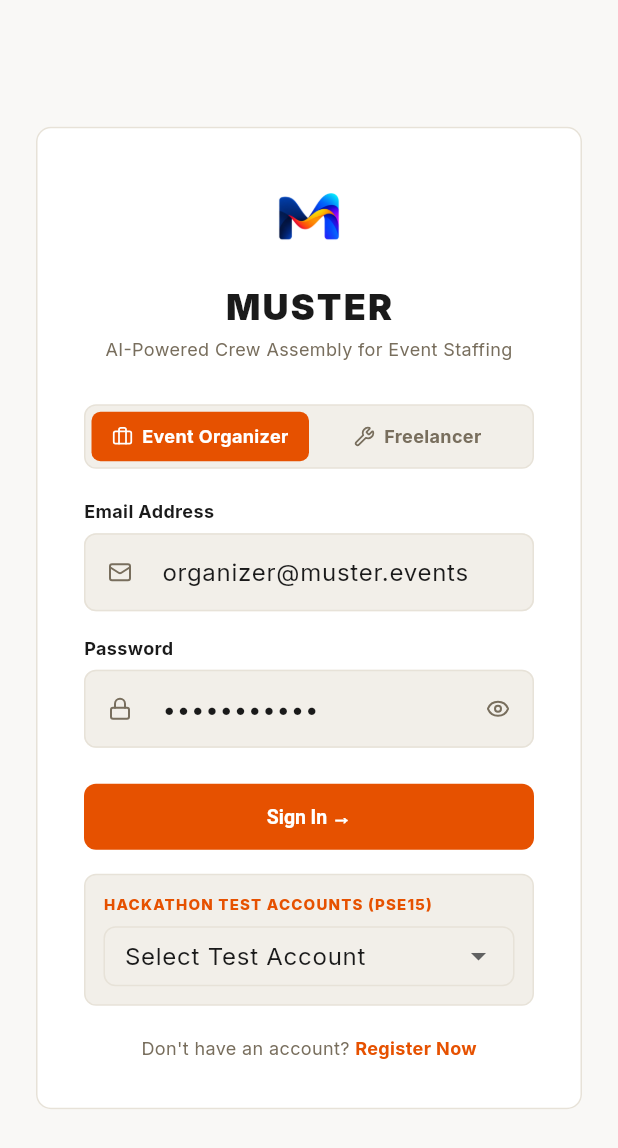
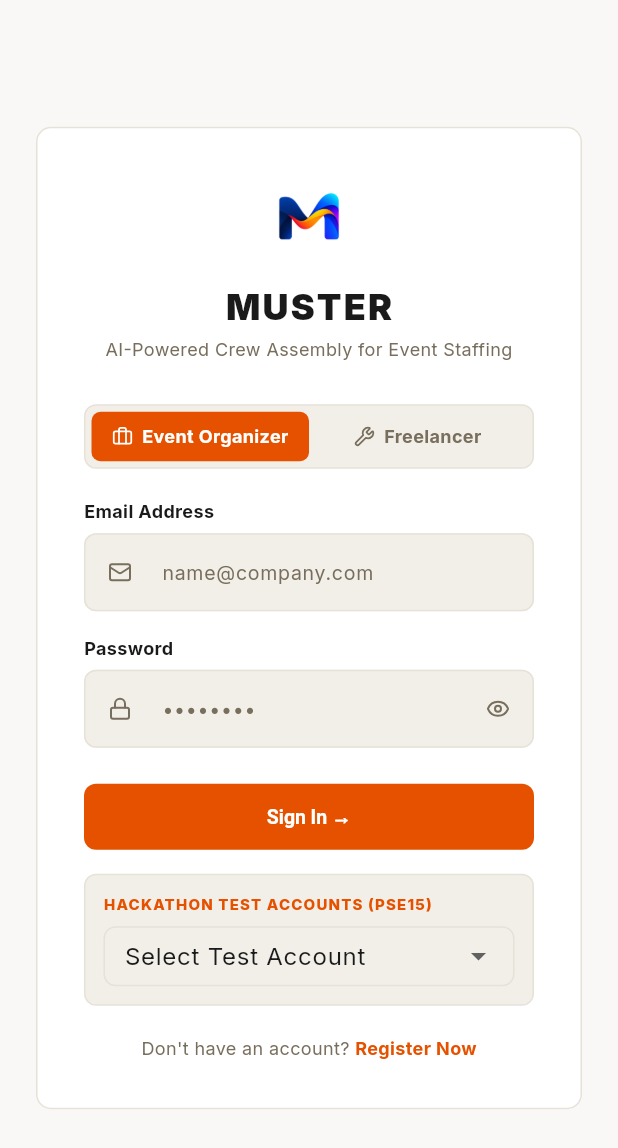
Before and after one commit to parikshitkurel/muster, a Flutter app: the screen it shows after launch, on a phone screen of 412 x 824 dp. Shown: the top 1148 px of the screen. Run offline on Flutter 3.47's test engine with Material 3 defaults, Android fonts, the phone set to English and light mode, and no system bars; our stand-ins replace flutter_riverpod, go_router, google_fonts, lucide_icons_flutter, supabase_flutter; accounts and stored records are empty.

Commit message:
feat(auth): remove pre-entered login credentials for manual typing or dropdown selection

```diff
--- a/lib/features/auth/presentation/login_screen.dart
+++ b/lib/features/auth/presentation/login_screen.dart
@@ -15,8 +15,8 @@
 
 class _LoginScreenState extends ConsumerState<LoginScreen> {
   final _formKey = GlobalKey<FormState>();
-  final _emailCtrl = TextEditingController(text: 'organizer@muster.events');
-  final _passwordCtrl = TextEditingController(text: 'password123');
+  final _emailCtrl = TextEditingController();
+  final _passwordCtrl = TextEditingController();
   UserRole _selectedRole = UserRole.organizer;
   bool _isPasswordVisible = false;
 
@@ -141,7 +141,6 @@
                               child: InkWell(
                                 onTap: () => setState(() {
                                   _selectedRole = UserRole.organizer;
-                                  _emailCtrl.text = 'organizer@muster.events';
                                 }),
                                 borderRadius: BorderRadius.circular(6),
                                 child: Container(
@@ -187,7 +186,6 @@
                               child: InkWell(
                                 onTap: () => setState(() {
                                   _selectedRole = UserRole.freelancer;
-                                  _emailCtrl.text = 'rohan.mehta@muster.events';
                                 }),
                                 borderRadius: BorderRadius.circular(6),
                                 child: Container(
```
Also changed, not shown: 2 other files.
